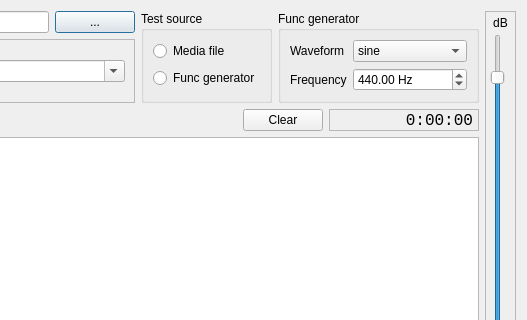
Qt form ui/sampleplayer.ui (kernel1024/aplugedit) before a commit; both pictures show x 373 to 900 and y 0 to 320 of the 900 by 460 pixel window.
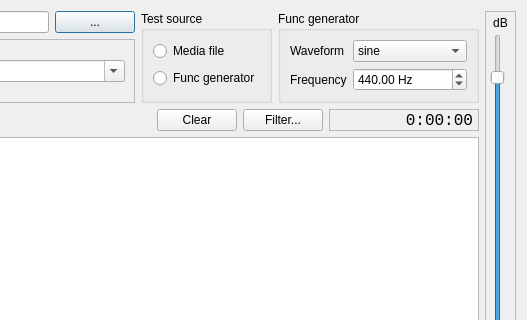
The same form after that commit. Custom widgets are drawn as their Qt base class.

Patch:
```diff
--- a/ui/sampleplayer.ui
+++ b/ui/sampleplayer.ui
@@ -269,6 +269,13 @@
          </property>
         </widget>
        </item>
+       <item>
+        <widget class="QPushButton" name="buttonFilterLog">
+         <property name="text">
+          <string>Filter...</string>
+         </property>
+        </widget>
+       </item>
        <item>
         <widget class="QLabel" name="labelClock">
          <property name="minimumSize">
```
Left out of the diff: 2 changed lines with no effect on the pictures.
